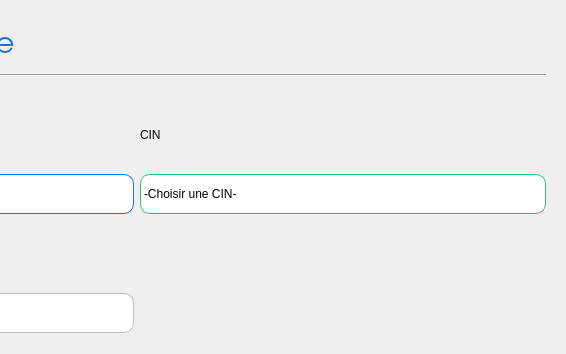
Before: the Qt Designer form Maladie/Ajouter/ajouter.ui in Mindblownserver/mini-project, drawn with Qt 5; both pictures show x 293 to 859 and y 0 to 354 of the 859 by 613 pixel window.
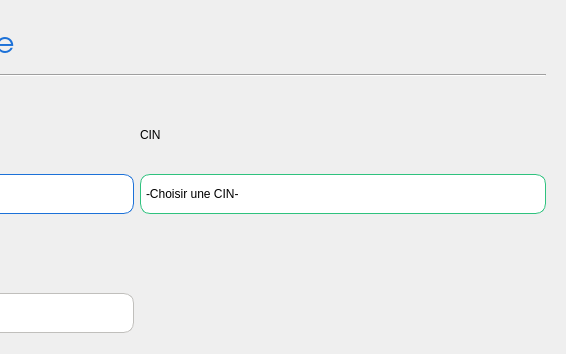
After: the same form once the commit is applied. Icons and pictures are not drawn.

The edit to the form file:
```diff
--- a/Maladie/Ajouter/ajouter.ui
+++ b/Maladie/Ajouter/ajouter.ui
@@ -280,7 +280,7 @@
        <widget class="QComboBox" name="CIN">
         <property name="minimumSize">
          <size>
-          <width>179</width>
+          <width>143</width>
           <height>40</height>
          </size>
         </property>
@@ -323,13 +323,17 @@
    image: url(assets/icons/up.png); 
 	bottom: 2px;
 
-}</string>
+}
+QComboBox QAbstractItemView {
+	margin: 5px;
+	background-color: rgb(255, 255, 255);
+        }</string>
         </property>
         <property name="editable">
-         <bool>false</bool>
+         <bool>true</bool>
         </property>
         <property name="currentText">
-         <string/>
+         <string>-Choisir une CIN-</string>
         </property>
         <property name="placeholderText">
          <string>-Choisir une CIN-</string>
```
Left out of the diff: 4 changed lines with no effect on the pictures.
